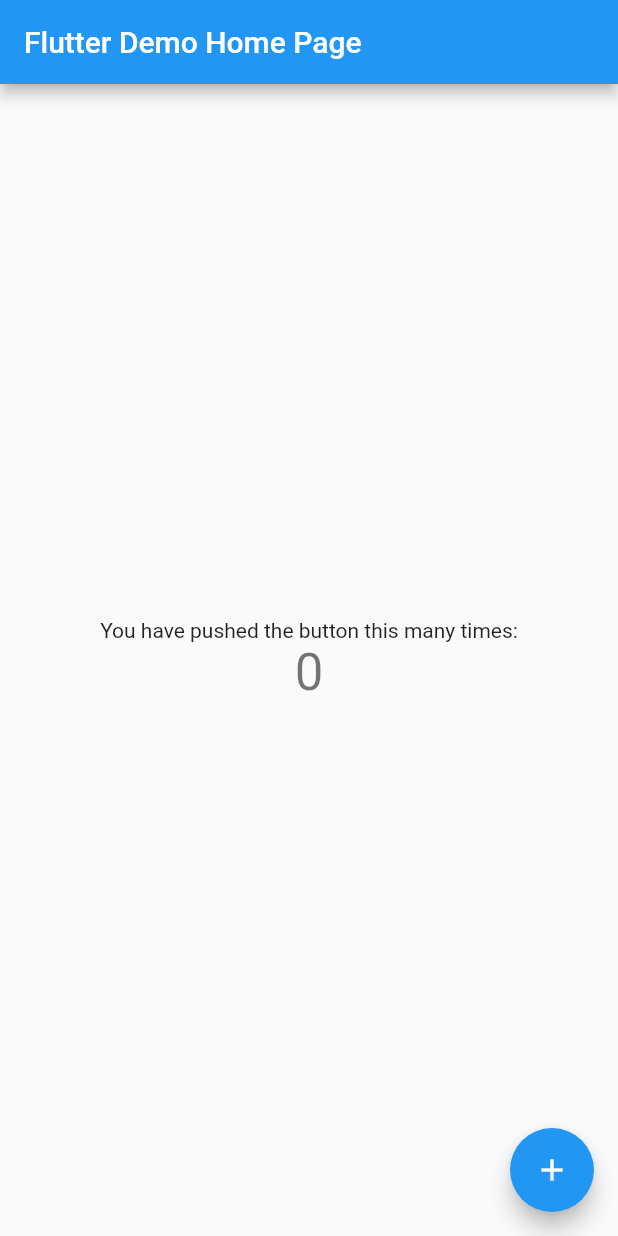
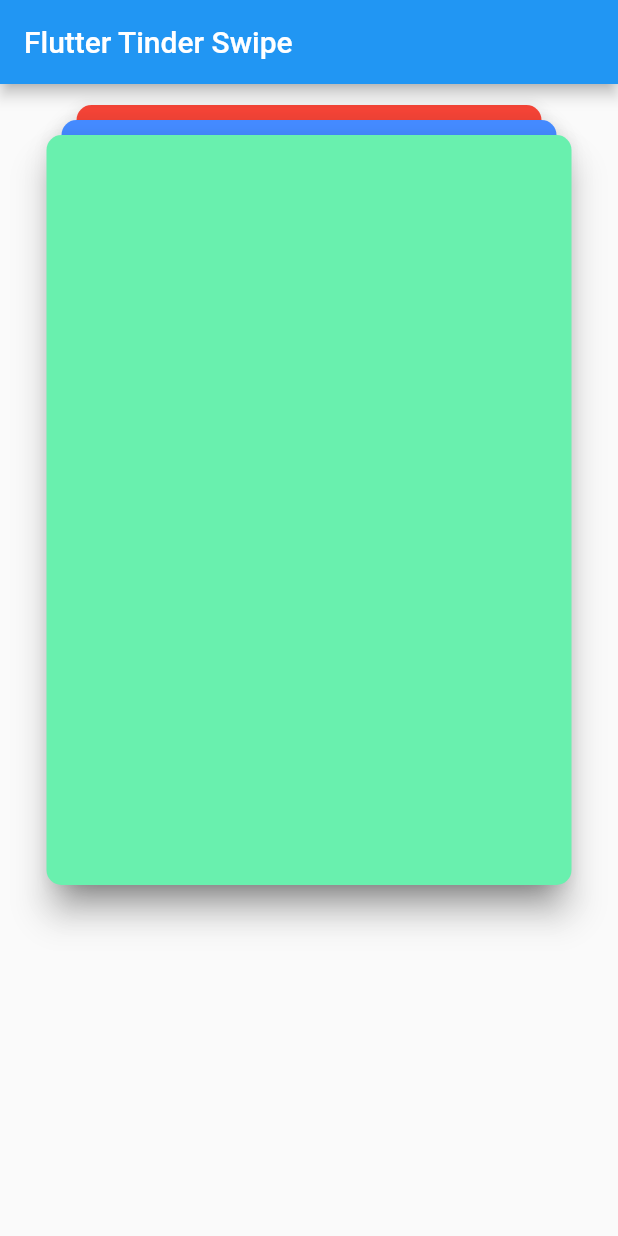
Before and after one commit to h-hiroki/flutter_tinder_swipe, a Flutter app: the screen it shows after launch, on a phone screen of 412 x 824 dp. Run offline on Flutter 3.47's test engine with Material 2 defaults, Android fonts, the phone set to English and light mode, and no system bars.

Commit message:
stack card

```diff
--- a/lib/main.dart
+++ b/lib/main.dart
@@ -3,39 +3,20 @@ import 'package:flutter/material.dart';
 void main() => runApp(MyApp());
 
 class MyApp extends StatelessWidget {
-  // This widget is the root of your application.
   @override
   Widget build(BuildContext context) {
     return MaterialApp(
-      title: 'Flutter Demo',
+      title: 'Flutter Tinder Swipe',
       theme: ThemeData(
-        // This is the theme of your application.
-        //
-        // Try running your application with "flutter run". You'll see the
-        // application has a blue toolbar. Then, without quitting the app, try
-        // changing the primarySwatch below to Colors.green and then invoke
-        // "hot reload" (press "r" in the console where you ran "flutter run",
-        // or simply save your changes to "hot reload" in a Flutter IDE).
-        // Notice that the counter didn't reset back to zero; the application
-        // is not restarted.
         primarySwatch: Colors.blue,
       ),
-      home: MyHomePage(title: 'Flutter Demo Home Page'),
+      home: MyHomePage(title: 'Flutter Tinder Swipe'),
     );
   }
 }
 
 class MyHomePage extends StatefulWidget {
   MyHomePage({Key key, this.title}) : super(key: key);
-
-  // This widget is the home page of your application. It is stateful, meaning
-  // that it has a State object (defined below) that contains fields that affect
-  // how it looks.
-
-  // This class is the configuration for the state. It holds the values (in this
-  // case the title) provided by the parent (in this case the App widget) and
-  // used by the build method of the State. Fields in a Widget subclass are
-  // always marked "final".
 
   final String title;
 
@@ -48,64 +29,64 @@ class _MyHomePageState extends State<MyHomePage> {
 
   void _incrementCounter() {
     setState(() {
-      // This call to setState tells the Flutter framework that something has
-      // changed in this State, which causes it to rerun the build method below
-      // so that the display can reflect the updated values. If we changed
-      // _counter without calling setState(), then the build method would not be
-      // called again, and so nothing would appear to happen.
       _counter++;
     });
   }
 
   @override
   Widget build(BuildContext context) {
-    // This method is rerun every time setState is called, for instance as done
-    // by the _incrementCounter method above.
-    //
-    // The Flutter framework has been optimized to make rerunning build methods
-    // fast, so that you can just rebuild anything that needs updating rather
-    // than having to individually change instances of widgets.
     return Scaffold(
       appBar: AppBar(
-        // Here we take the value from the MyHomePage object that was created by
-        // the App.build method, and use it to set our appbar title.
         title: Text(widget.title),
       ),
       body: Center(
-        // Center is a layout widget. It takes a single child and positions it
-        // in the middle of the parent.
-        child: Column(
-          // Column is also a layout widget. It takes a list of children and
-          // arranges them vertically. By default, it sizes itself to fit its
-          // children horizontally, and tries to be as tall as its parent.
-          //
-          // Invoke "debug painting" (press "p" in the console, choose the
-          // "Toggle Debug Paint" action from the Flutter Inspector in Android
-          // Studio, or the "Toggle Debug Paint" command in Visual Studio Code)
-          // to see the wireframe for each widget.
-          //
-          // Column has various properties to control how it sizes itself and
-          // how it positions its children. Here we use mainAxisAlignment to
-          // center the children vertically; the main axis here is the vertical
-          // axis because Columns are vertical (the cross axis would be
-          // horizontal).
-          mainAxisAlignment: MainAxisAlignment.center,
+        child: Stack(
+          alignment: Alignment.center,
+          // カードの配置をtopでずらす。
+          // 手前のカードほどカードを大きくするようにするため、手前程widthを広げる。
           children: <Widget>[
-            Text(
-              'You have pushed the button this many times:',
+            Positioned(
+              top: 10.0,
+              child: Card(
+                elevation: 10.0,
+                color: Colors.red,
+                shape: RoundedRectangleBorder(
+                    borderRadius: BorderRadius.circular(10)),
+                child: Container(
+                  width: 310.0,
+                  height: 500.0,
+                ),
+              ),
             ),
-            Text(
-              '$_counter',
-              style: Theme.of(context).textTheme.display1,
+            Positioned(
+              top: 20.0,
+              child: Card(
+                elevation: 10.0,
+                color: Colors.blueAccent,
+                shape: RoundedRectangleBorder(
+                    borderRadius: BorderRadius.circular(10)),
+                child: Container(
+                  width: 330.0,
+                  height: 500.0,
+                ),
+              ),
+            ),
+            Positioned(
+              top: 30.0,
+              child: Card(
+                elevation: 10.0,
+                color: Colors.greenAccent,
+                shape: RoundedRectangleBorder(
+                    borderRadius: BorderRadius.circular(10)),
+                child: Container(
+                  width: 350.0,
+                  height: 500.0,
+                ),
+              ),
             ),
           ],
         ),
       ),
-      floatingActionButton: FloatingActionButton(
-        onPressed: _incrementCounter,
-        tooltip: 'Increment',
-        child: Icon(Icons.add),
-      ), // This trailing comma makes auto-formatting nicer for build methods.
     );
   }
 }
```
